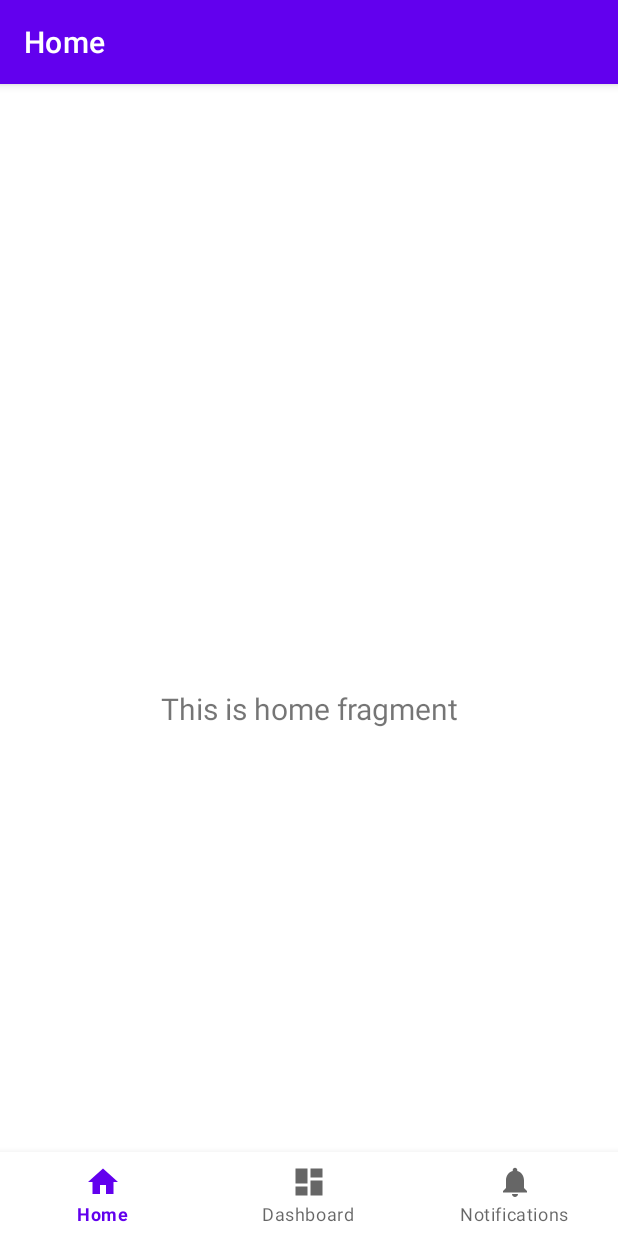
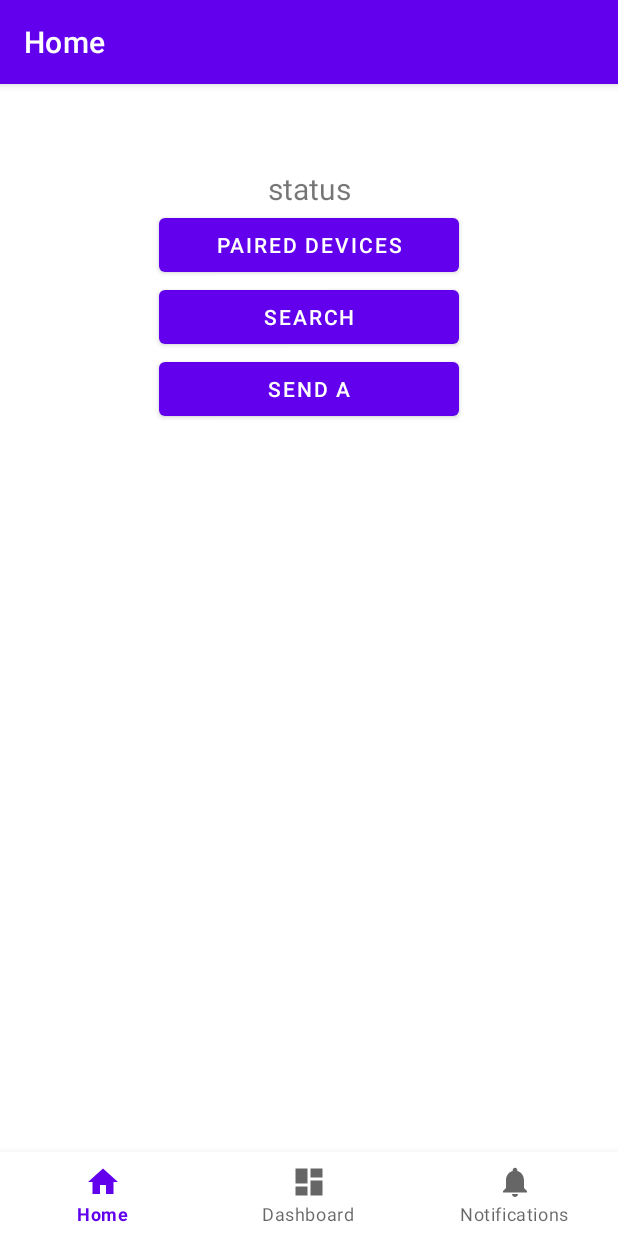
Before and after one commit to wtfwtfs/2023_Embedded_Sys, an Android app: the screen it shows after launch (MainActivity), on a phone screen of 412 x 824 dp. Run offline under Robolectric (Android 15) with nearby library versions, the phone set to English and light mode, and no system bars; our stand-ins replace navigation-ui.

```diff
--- a/DashBoard/app/build.gradle
+++ b/DashBoard/app/build.gradle
@@ -4,7 +4,7 @@ plugins {
 
 android {
     namespace 'com.example.mymp3'
-    compileSdk 33
+    compileSdk 34
 
     defaultConfig {
         applicationId "com.example.mymp3"
--- a/DashBoard/app/src/main/java/com/example/mymp3/MainActivity.java
+++ b/DashBoard/app/src/main/java/com/example/mymp3/MainActivity.java
@@ -1,10 +1,14 @@
 package com.example.mymp3;
 
+import android.bluetooth.BluetoothAdapter;
+import android.content.Intent;
 import android.os.Bundle;
+import android.Manifest;
 
 import com.google.android.material.bottomnavigation.BottomNavigationView;
 
 import androidx.appcompat.app.AppCompatActivity;
+import androidx.core.app.ActivityCompat;
 import androidx.navigation.NavController;
 import androidx.navigation.Navigation;
 import androidx.navigation.ui.AppBarConfiguration;
@@ -32,6 +36,14 @@ public class MainActivity extends AppCompatActivity {
         NavController navController = Navigation.findNavController(this, R.id.nav_host_fragment_activity_main);
         NavigationUI.setupActionBarWithNavController(this, navController, appBarConfiguration);
         NavigationUI.setupWithNavController(binding.navView, navController);
+
+        // Get permission
+        String[] permission_list = {
+                Manifest.permission.ACCESS_FINE_LOCATION,
+                Manifest.permission.ACCESS_COARSE_LOCATION
+        };
+
+        ActivityCompat.requestPermissions(MainActivity.this, permission_list,  1);
     }
 
 }
--- a/DashBoard/app/src/main/java/com/example/mymp3/ui/home/HomeFragment.java
+++ b/DashBoard/app/src/main/java/com/example/mymp3/ui/home/HomeFragment.java
@@ -1,28 +1,49 @@
 package com.example.mymp3.ui.home;
 
+import android.bluetooth.BluetoothAdapter;
 import android.bluetooth.BluetoothDevice;
 import android.bluetooth.BluetoothSocket;
+import android.content.BroadcastReceiver;
+import android.content.Context;
+import android.content.Intent;
+import android.content.IntentFilter;
 import android.os.Bundle;
 import android.view.LayoutInflater;
 import android.view.View;
 import android.view.ViewGroup;
+import android.widget.ArrayAdapter;
+import android.widget.Button;
+import android.widget.ListView;
 import android.widget.TextView;
+import android.widget.Toast;
 
 import androidx.annotation.NonNull;
 import androidx.fragment.app.Fragment;
 import androidx.lifecycle.ViewModelProvider;
 
+import com.example.mymp3.MainActivity;
+import com.example.mymp3.R;
 import com.example.mymp3.databinding.FragmentHomeBinding;
 
 import java.io.InputStream;
 import java.io.OutputStream;
+import java.util.ArrayList;
+import java.util.Set;
 
 public class HomeFragment extends Fragment {
 
     private FragmentHomeBinding binding;
-    BluetoothSocket bluetoothSocket;
-    OutputStream outputStream;
-    InputStream inputStream;
+    TextView textStatus;
+    Button btnParied, btnSearch, btnSend;
+    ListView listView;
+
+    static BluetoothAdapter btAdapter;
+    private final static int REQUEST_ENABLE_BT = 1;
+
+    Set<BluetoothDevice> pairedDevices;
+    ArrayAdapter<String> btArrayAdapter;
+    ArrayList<String> deviceAddressArray;
+
 
     public View onCreateView(@NonNull LayoutInflater inflater,
                              ViewGroup container, Bundle savedInstanceState) {
@@ -31,9 +52,26 @@ public class HomeFragment extends Fragment {
 
         binding = FragmentHomeBinding.inflate(inflater, container, false);
         View root = binding.getRoot();
+        root = inflater.inflate(R.layout.fragment_home, container, false);
 
-        final TextView textView = binding.textHome;
-        homeViewModel.getText().observe(getViewLifecycleOwner(), textView::setText);
+        // Enable bluetooth
+        btAdapter = BluetoothAdapter.getDefaultAdapter();
+        if (!btAdapter.isEnabled()) {
+            Intent enableBtIntent = new Intent(BluetoothAdapter.ACTION_REQUEST_ENABLE);
+            startActivityForResult(enableBtIntent, REQUEST_ENABLE_BT);
+        }
+
+        textStatus = (TextView) root.findViewById(R.id.text_status);
+        btnParied = (Button) root.findViewById(R.id.btn_paired);
+        btnSearch = (Button) root.findViewById(R.id.btn_search);
+        btnSend = (Button) root.findViewById(R.id.btn_send);
+        listView = (ListView) root.findViewById(R.id.listview);
+
+        // show paired devices
+        btArrayAdapter = new ArrayAdapter<>(getContext(), android.R.layout.simple_list_item_1);
+        deviceAddressArray = new ArrayList<>();
+        listView.setAdapter(btArrayAdapter);
+
         return root;
     }
 
@@ -43,4 +81,63 @@ public class HomeFragment extends Fragment {
         binding = null;
     }
 
+    public void onClickButtonPaired(View view){
+        btArrayAdapter.clear();
+        if(deviceAddressArray!=null && !deviceAddressArray.isEmpty()){ deviceAddressArray.clear(); }
+        pairedDevices = btAdapter.getBondedDevices();
+        if (pairedDevices.size() > 0) {
+            // There are paired devices. Get the name and address of each paired device.
+            for (BluetoothDevice device : pairedDevices) {
+                String deviceName = device.getName();
+                String deviceHardwareAddress = device.getAddress(); // MAC address
+                btArrayAdapter.add(deviceName);
+                deviceAddressArray.add(deviceHardwareAddress);
+            }
+        }
+    }
+
+    public void onClickButtonSearch(View view){
+        // Check if the device is already discovering
+        if(btAdapter.isDiscovering()){
+            btAdapter.cancelDiscovery();
+        } else {
+            if (btAdapter.isEnabled()) {
+                btAdapter.startDiscovery();
+                btArrayAdapter.clear();
+                if (deviceAddressArray != null && !deviceAddressArray.isEmpty()) {
+                    deviceAddressArray.clear();
+                }
+                IntentFilter filter = new IntentFilter(BluetoothDevice.ACTION_FOUND);
+                //registerReceiver(receiver, filter);
+            } else {
+                Toast.makeText(getContext(), "bluetooth not on", Toast.LENGTH_SHORT).show();
+            }
+        }
+    }
+
+    // Create a BroadcastReceiver for ACTION_FOUND.
+    private final BroadcastReceiver receiver = new BroadcastReceiver() {
+        public void onReceive(Context context, Intent intent) {
+            String action = intent.getAction();
+            if (BluetoothDevice.ACTION_FOUND.equals(action)) {
+                // Discovery has found a device. Get the BluetoothDevice
+                // object and its info from the Intent.
+                BluetoothDevice device = intent.getParcelableExtra(BluetoothDevice.EXTRA_DEVICE);
+                String deviceName = device.getName();
+                String deviceHardwareAddress = device.getAddress(); // MAC address
+                btArrayAdapter.add(deviceName);
+                deviceAddressArray.add(deviceHardwareAddress);
+                btArrayAdapter.notifyDataSetChanged();
+            }
+        }
+    };
+
+    @Override
+    public void onDestroy() {
+        super.onDestroy();
+
+        // Don't forget to unregister the ACTION_FOUND receiver.
+        //unregisterReceiver(receiver);
+    }
+
 }
--- a/DashBoard/app/src/main/res/layout/fragment_home.xml
+++ b/DashBoard/app/src/main/res/layout/fragment_home.xml
@@ -4,19 +4,54 @@
     xmlns:tools="http://schemas.android.com/tools"
     android:layout_width="match_parent"
     android:layout_height="match_parent"
-    tools:context=".ui.home.HomeFragment">
+    tools:context=".MainActivity">
 
     <TextView
-        android:id="@+id/text_home"
-        android:layout_width="match_parent"
+        android:id="@+id/text_status"
+        android:layout_width="wrap_content"
         android:layout_height="wrap_content"
-        android:layout_marginStart="8dp"
-        android:layout_marginTop="8dp"
-        android:layout_marginEnd="8dp"
-        android:textAlignment="center"
-        android:textSize="20sp"
-        app:layout_constraintBottom_toBottomOf="parent"
-        app:layout_constraintEnd_toEndOf="parent"
-        app:layout_constraintStart_toStartOf="parent"
+        android:text="status"
+        android:textSize="20dp"
+        app:layout_constraintLeft_toLeftOf="parent"
+        app:layout_constraintRight_toRightOf="parent"
         app:layout_constraintTop_toTopOf="parent" />
+
+    <Button
+        android:id="@+id/btn_paired"
+        android:text="Paired Devices"
+        android:onClick="onClickButtonPaired"
+        android:layout_width="200dp"
+        android:layout_height="wrap_content"
+        app:layout_constraintLeft_toLeftOf="parent"
+        app:layout_constraintRight_toRightOf="parent"
+        app:layout_constraintTop_toBottomOf="@id/text_status"/>
+
+    <Button
+        android:id="@+id/btn_search"
+        android:text="Search"
+        android:onClick="onClickButtonSearch"
+        android:layout_width="200dp"
+        android:layout_height="wrap_content"
+        app:layout_constraintLeft_toLeftOf="parent"
+        app:layout_constraintRight_toRightOf="parent"
+        app:layout_constraintTop_toBottomOf="@id/btn_paired"/>
+
+    <Button
+        android:id="@+id/btn_send"
+        android:text="Send a"
+        android:onClick="onClickButtonSend"
+        android:layout_width="200dp"
+        android:layout_height="wrap_content"
+        app:layout_constraintLeft_toLeftOf="parent"
+        app:layout_constraintRight_toRightOf="parent"
+        app:layout_constraintTop_toBottomOf="@id/btn_search"/>
+
+    <ListView
+        android:id="@+id/listview"
+        android:layout_width="wrap_content"
+        android:layout_height="wrap_content"
+        app:layout_constraintLeft_toLeftOf="parent"
+        app:layout_constraintRight_toRightOf="parent"
+        app:layout_constraintTop_toBottomOf="@id/btn_send"/>
+
 </androidx.constraintlayout.widget.ConstraintLayout>
```
Also changed, not shown: DashBoard/app/src/main/AndroidManifest.xml (+7 -0 lines), 2 other files.
